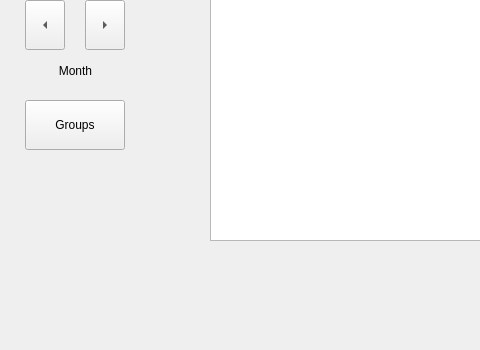
Before: the Qt Designer form mainwindow.ui in Racabane/TaskPlanner, drawn with Qt 5; both pictures show x 0 to 480 and y 250 to 600 of the 1311 by 600 pixel window.
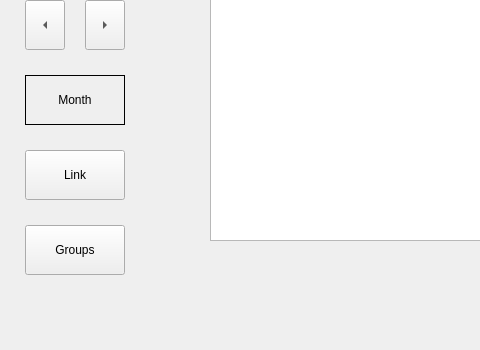
After: the same form once the commit is applied.

Commit message: link feature started

```diff
--- a/mainwindow.ui
+++ b/mainwindow.ui
@@ -117,7 +117,7 @@
     <property name="geometry">
      <rect>
       <x>25</x>
-      <y>350</y>
+      <y>475</y>
       <width>100</width>
       <height>50</height>
      </rect>
@@ -164,12 +164,15 @@
    <widget class="QLabel" name="MonthDisplay">
     <property name="geometry">
      <rect>
-      <x>35</x>
-      <y>310</y>
-      <width>81</width>
-      <height>21</height>
+      <x>25</x>
+      <y>325</y>
+      <width>100</width>
+      <height>50</height>
      </rect>
     </property>
+    <property name="frameShape">
+     <enum>QFrame::Shape::Box</enum>
+    </property>
     <property name="text">
      <string>Month</string>
     </property>
@@ -193,6 +196,19 @@
      <string>List View</string>
     </property>
    </widget>
+   <widget class="QPushButton" name="Link">
+    <property name="geometry">
+     <rect>
+      <x>25</x>
+      <y>400</y>
+      <width>100</width>
+      <height>50</height>
+     </rect>
+    </property>
+    <property name="text">
+     <string>Link</string>
+    </property>
+   </widget>
   </widget>
   <widget class="QMenuBar" name="menubar">
    <property name="geometry">
```
The commit also changes 2 other files.
